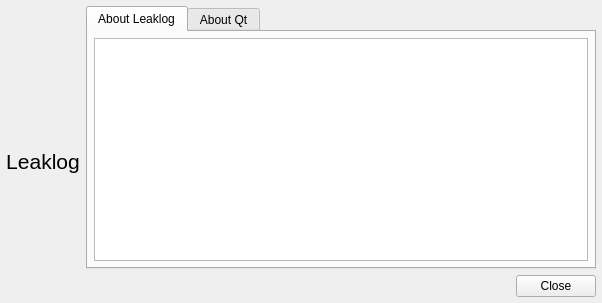
Qt form about_widget.ui (szchkt/leaklog) before a commit.
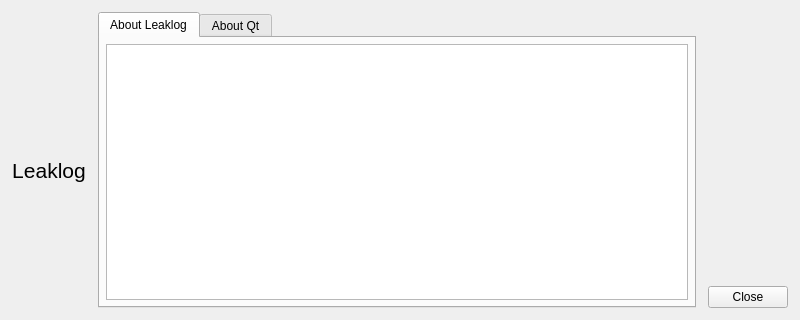
The same form after that commit. Icons and pictures are not drawn.

Commit message: redesigned the About dialogue, added SZ CHKT logo

```diff
--- a/about_widget.ui
+++ b/about_widget.ui
@@ -1,13 +1,13 @@
 <ui version="4.0" >
  <author>Matus &amp; Michal Tomlein</author>
  <class>AboutWidget</class>
- <widget class="QWidget" name="AboutWidget" >
-  <property name="geometry" >
+ <widget class="QWidget" name="AboutWidget">
+  <property name="geometry">
    <rect>
     <x>0</x>
     <y>0</y>
-    <width>602</width>
-    <height>303</height>
+    <width>800</width>
+    <height>320</height>
    </rect>
   </property>
   <property name="windowTitle" >
@@ -17,12 +17,15 @@
    <iconset resource="resources.qrc" >
     <normaloff>:/images/images/help_about.png</normaloff>:/images/images/help_about.png</iconset>
   </property>
-  <layout class="QGridLayout" >
-   <property name="margin" >
-    <number>6</number>
+  <layout class="QHBoxLayout" name="horizontalLayout">
+   <property name="spacing">
+    <number>12</number>
    </property>
-   <item row="0" column="0" >
-    <layout class="QVBoxLayout" >
+   <property name="margin">
+    <number>12</number>
+   </property>
+   <item>
+    <layout class="QVBoxLayout">
      <item>
       <spacer>
        <property name="orientation" >
@@ -37,8 +40,8 @@
       </spacer>
      </item>
      <item>
-      <widget class="QLabel" name="lbl_icon" >
-       <property name="text" >
+      <widget class="QLabel" name="lbl_icon">
+       <property name="text">
         <string/>
        </property>
        <property name="pixmap" >
@@ -50,8 +53,8 @@
       </widget>
      </item>
      <item>
-      <widget class="QLabel" name="lbl_leaklog" >
-       <property name="font" >
+      <widget class="QLabel" name="lbl_leaklog">
+       <property name="font">
         <font>
          <pointsize>16</pointsize>
         </font>
@@ -79,67 +82,121 @@
      </item>
     </layout>
    </item>
-   <item row="0" column="1" >
-    <layout class="QVBoxLayout" >
+   <item>
+    <widget class="QTabWidget" name="tbw_main">
+     <property name="currentIndex">
+      <number>0</number>
+     </property>
+     <widget class="QWidget" name="tab_about">
+      <attribute name="icon">
+       <iconset resource="resources.qrc">
+        <normaloff>:/images/images/leaklog128.png</normaloff>:/images/images/leaklog128.png</iconset>
+      </attribute>
+      <attribute name="title">
+       <string>About Leaklog</string>
+      </attribute>
+      <layout class="QGridLayout">
+       <property name="margin">
+        <number>6</number>
+       </property>
+       <item row="0" column="0">
+        <widget class="QTextBrowser" name="txb_about"/>
+       </item>
+      </layout>
+     </widget>
+     <widget class="QWidget" name="tab_about_qt">
+      <attribute name="icon">
+       <iconset resource="resources.qrc">
+        <normaloff>:/images/images/qt4.png</normaloff>:/images/images/qt4.png</iconset>
+      </attribute>
+      <attribute name="title">
+       <string>About Qt</string>
+      </attribute>
+      <layout class="QGridLayout">
+       <property name="margin">
+        <number>6</number>
+       </property>
+       <item row="0" column="0">
+        <widget class="QTextBrowser" name="txb_about_qt"/>
+       </item>
+      </layout>
+     </widget>
+    </widget>
+   </item>
+   <item>
+    <layout class="QVBoxLayout" name="verticalLayout">
      <item>
-      <widget class="QTabWidget" name="tbw_main" >
-       <property name="currentIndex" >
-        <number>0</number>
+      <spacer name="verticalSpacer">
+       <property name="orientation">
+        <enum>Qt::Vertical</enum>
        </property>
-       <widget class="QWidget" name="tab_about" >
-        <attribute name="title" >
-         <string>About Leaklog</string>
-        </attribute>
-        <attribute name="icon" >
-         <iconset resource="resources.qrc" >
-          <normaloff>:/images/images/leaklog128.png</normaloff>:/images/images/leaklog128.png</iconset>
-        </attribute>
-        <layout class="QGridLayout" >
-         <property name="margin" >
-          <number>6</number>
-         </property>
-         <item row="0" column="0" >
-          <widget class="QTextBrowser" name="txb_about" />
-         </item>
-        </layout>
-       </widget>
-       <widget class="QWidget" name="tab_about_qt" >
-        <attribute name="title" >
-         <string>About Qt</string>
-        </attribute>
-        <attribute name="icon" >
-         <iconset resource="resources.qrc" >
-          <normaloff>:/images/images/qt4.png</normaloff>:/images/images/qt4.png</iconset>
-        </attribute>
-        <layout class="QGridLayout" >
-         <property name="margin" >
-          <number>6</number>
-         </property>
-         <item row="0" column="0" >
-          <widget class="QTextBrowser" name="txb_about_qt" />
-         </item>
-        </layout>
-       </widget>
+       <property name="sizeHint" stdset="0">
+        <size>
+         <width>20</width>
+         <height>40</height>
+        </size>
+       </property>
+      </spacer>
+     </item>
+     <item>
+      <widget class="QLabel" name="lbl_szchkt_icon">
+       <property name="sizePolicy">
+        <sizepolicy hsizetype="Maximum" vsizetype="Preferred">
+         <horstretch>0</horstretch>
+         <verstretch>0</verstretch>
+        </sizepolicy>
+       </property>
+       <property name="pixmap">
+        <pixmap resource="resources.qrc">:/images/images/szchkt.png</pixmap>
+       </property>
+       <property name="alignment">
+        <set>Qt::AlignBottom|Qt::AlignHCenter</set>
+       </property>
       </widget>
      </item>
      <item>
-      <layout class="QHBoxLayout" >
+      <spacer name="verticalSpacer_2">
+       <property name="orientation">
+        <enum>Qt::Vertical</enum>
+       </property>
+       <property name="sizeHint" stdset="0">
+        <size>
+         <width>20</width>
+         <height>40</height>
+        </size>
+       </property>
+      </spacer>
+     </item>
+     <item>
+      <layout class="QHBoxLayout">
+       <property name="sizeConstraint">
+        <enum>QLayout::SetMinimumSize</enum>
+       </property>
        <item>
         <spacer>
          <property name="orientation" >
           <enum>Qt::Horizontal</enum>
          </property>
-         <property name="sizeHint" stdset="0" >
+         <property name="sizeType">
+          <enum>QSizePolicy::Preferred</enum>
+         </property>
+         <property name="sizeHint" stdset="0">
           <size>
-           <width>40</width>
+           <width>0</width>
            <height>20</height>
           </size>
          </property>
         </spacer>
        </item>
        <item>
-        <widget class="QPushButton" name="btn_close" >
-         <property name="text" >
+        <widget class="QPushButton" name="btn_close">
+         <property name="sizePolicy">
+          <sizepolicy hsizetype="Maximum" vsizetype="Fixed">
+           <horstretch>0</horstretch>
+           <verstretch>0</verstretch>
+          </sizepolicy>
+         </property>
+         <property name="text">
           <string>Close</string>
          </property>
          <property name="icon" >
@@ -160,7 +217,7 @@
    </item>
   </layout>
  </widget>
- <layoutdefault spacing="6" margin="6" />
+ <layoutdefault spacing="6" margin="6"/>
  <resources>
   <include location="resources.qrc" />
  </resources>
```
Left out of the diff: 37 changed lines with no effect on the pictures. The commit also changes 3 other files.
